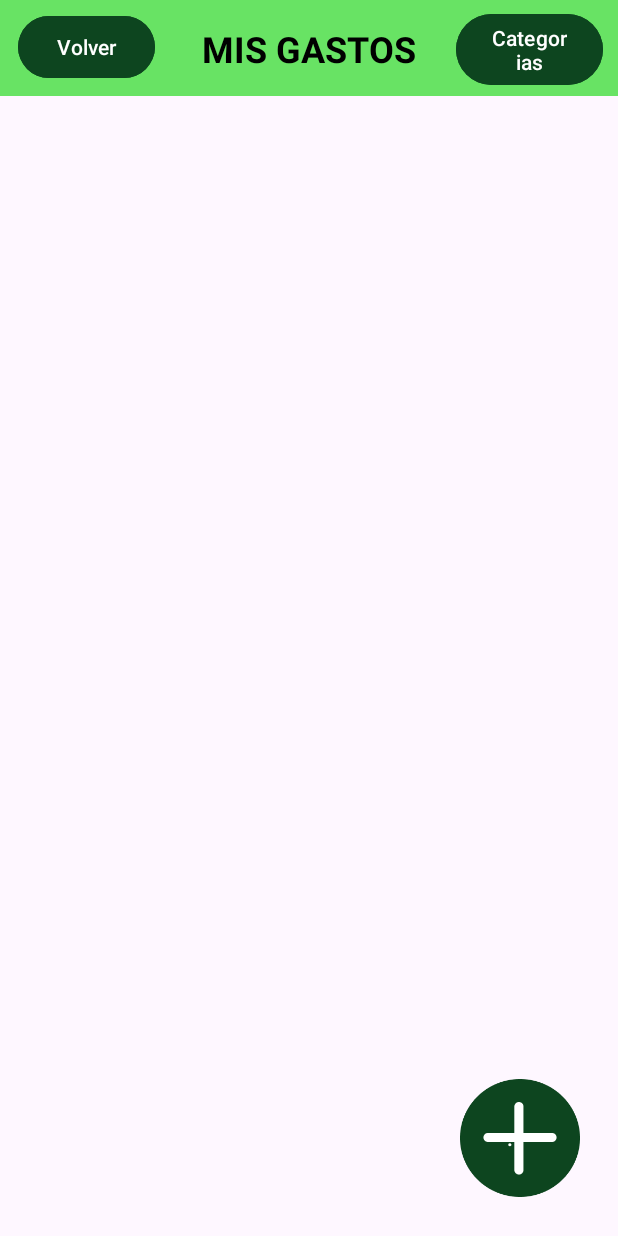
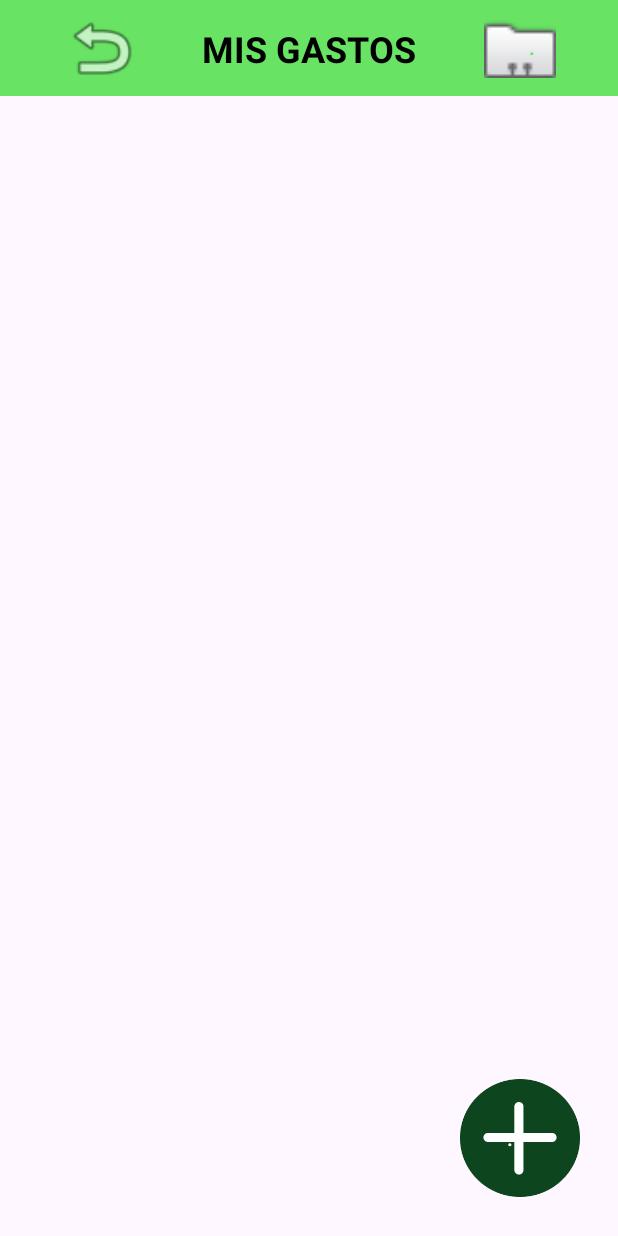
Before and after one commit to cristoferOrdonez/FinancePal, an Android app: the Gastos screen opened directly, with no data from a screen before it, on a phone screen of 412 x 824 dp. Run offline under Robolectric (Android 15) with nearby library versions, the phone set to English and light mode, and no system bars.

Commit message:
agregué función para que el nombre de la categoría no se repita, agregue que no se saliera de la activity si se modifica un gasto/categoria y hay algun error, aregue iconos de atras en categorias de gasto

```diff
--- a/app/src/main/java/com/example/financepal/AgregarGasto.java
+++ b/app/src/main/java/com/example/financepal/AgregarGasto.java
@@ -108,18 +108,18 @@ public class AgregarGasto extends AppCompatActivity {
             usuario.setIdprioridad(((UsuarioPrioridadesGasto)spinnerPrioridadGasto.getSelectedItem()).getIdprioridad());
             usuario.setMontogasto(Integer.parseInt(monto.getText().toString()));
             usuario.setRecurrenciagasto(Integer.parseInt(recurrencia.getText().toString()));
-            if(nombre.getText().toString().isEmpty()||monto.getText().toString().isEmpty()||recurrencia.getText().toString().isEmpty()){
-                Toast.makeText(this,"Por favor llene todos los campos",Toast.LENGTH_LONG).show();
+            if(nombre.getText().toString().isBlank()||nombre.getText().toString().isEmpty()||monto.getText().toString().isEmpty()||recurrencia.getText().toString().isEmpty()){
+                Toast.makeText(this,"Por favor llene todos los campos",Toast.LENGTH_SHORT).show();
             }
             else{
                 boolean res= db.editarGasto(usuario);
                 if (res) {
                     Toast.makeText(this, "Se ha modificado el gasto.", Toast.LENGTH_SHORT).show();
+                    cambiaraAtras(view);
                 } else {
                     Toast.makeText(this, "Error al modificar el gasto.", Toast.LENGTH_SHORT).show();
                 }
             }
-            cambiaraAtras(view);
         }
         catch(NumberFormatException e){
             Toast.makeText(this, "Ingrese todos los campos.", Toast.LENGTH_SHORT).show();
--- a/app/src/main/java/com/example/financepal/CategoriasGasto.java
+++ b/app/src/main/java/com/example/financepal/CategoriasGasto.java
@@ -202,6 +202,5 @@ public class CategoriasGasto extends AppCompatActivity {
         miIntent.putExtra("correoElectronico", correoElectronicoS);
         miIntent.putExtra("funcionBoton", "Crear");
         startActivity(miIntent);
-        finishAffinity();
     }
 }
--- a/app/src/main/res/layout/activity_agregar_gasto.xml
+++ b/app/src/main/res/layout/activity_agregar_gasto.xml
@@ -81,14 +81,15 @@
 
     <Spinner
         android:id="@+id/spinnerCategoriaGasto"
+        style="@android:style/Widget.DeviceDefault.Light.Spinner"
         android:layout_width="270dp"
+
         android:layout_height="wrap_content"
-
         android:layout_marginTop="16dp"
         android:background="@drawable/spinner1"
         android:dropDownWidth="wrap_content"
+        android:dropDownSelector="@android:drawable/arrow_down_float"
         android:gravity="center_vertical"
-        android:popupBackground="@drawable/spinner1"
         app:layout_constraintEnd_toEndOf="parent"
         app:layout_constraintStart_toStartOf="parent"
         app:layout_constraintTop_toBottomOf="@+id/editTextMontoCrearModificarIGastos" />
@@ -102,7 +103,6 @@
         android:background="@drawable/spinner1"
         android:dropDownWidth="wrap_content"
         android:gravity="center_vertical"
-        android:popupBackground="@color/Gris"
         app:layout_constraintEnd_toEndOf="parent"
         app:layout_constraintStart_toStartOf="parent"
         app:layout_constraintTop_toBottomOf="@+id/spinnerCategoriaGasto" />
--- a/app/src/main/res/layout/activity_gastos.xml
+++ b/app/src/main/res/layout/activity_gastos.xml
@@ -36,34 +36,6 @@
             app:layout_constraintStart_toStartOf="@+id/recuadroSuperiorCategGastos"
             app:layout_constraintTop_toTopOf="parent" />
 
-        <Button
-            android:id="@+id/botonVolver"
-            android:layout_width="91dp"
-            android:layout_height="49dp"
-            android:backgroundTint="@color/verdeOscuro"
-            android:onClick="cambiarAPantallaPrincipal"
-            android:text="Volver"
-            android:textColor="@color/white"
-            app:layout_constraintBottom_toBottomOf="@+id/recuadroSuperiorCategGastos"
-            app:layout_constraintEnd_toStartOf="@+id/tituloSuperiorCategGastos"
-            app:layout_constraintHorizontal_bias="0.275"
-            app:layout_constraintStart_toStartOf="parent"
-            app:layout_constraintTop_toTopOf="parent"
-            app:layout_constraintVertical_bias="0.47" />
-
-        <Button
-            android:id="@+id/botonCategoriasGasto"
-            android:layout_width="98dp"
-            android:layout_height="55dp"
-            android:layout_marginTop="5dp"
-            android:layout_marginEnd="10dp"
-            android:backgroundTint="@color/verdeOscuro"
-            android:onClick="cambiarACategoriaGastos"
-            android:text="Categorias"
-            android:textColor="@color/white"
-            app:layout_constraintEnd_toEndOf="parent"
-            app:layout_constraintTop_toTopOf="parent" />
-
         <ListView
             android:id="@+id/listViewGastosu"
             android:layout_width="382dp"
@@ -98,6 +70,65 @@
             app:layout_constraintEnd_toEndOf="parent"
             tools:visibility="visible" />
 
+        <ImageView
+            android:id="@+id/imageView"
+            android:layout_width="86dp"
+            android:layout_height="53dp"
+            android:layout_marginTop="8dp"
+            app:layout_constraintBottom_toBottomOf="@+id/botonVolver"
+            app:layout_constraintEnd_toStartOf="@+id/tituloSuperiorCategGastos"
+            app:layout_constraintStart_toStartOf="@+id/recuadroSuperiorCategGastos"
+            app:layout_constraintTop_toTopOf="parent"
+            app:srcCompat="@android:drawable/ic_menu_revert" />
+
+        <Button
+            android:id="@+id/botonVolver"
+            android:layout_width="97dp"
+            android:layout_height="46dp"
+            android:background="@android:color/transparent"
+            android:backgroundTint="@color/verdeOscuro"
+            android:onClick="cambiarAPantallaPrincipal"
+            android:text="."
+            android:textColor="@color/verdeClaro"
+            app:backgroundTint="@android:color/transparent"
+            app:layout_constraintBottom_toBottomOf="@+id/recuadroSuperiorCategGastos"
+            app:layout_constraintEnd_toStartOf="@+id/tituloSuperiorCategGastos"
+            app:layout_constraintHorizontal_bias="0.178"
+            app:layout_constraintStart_toStartOf="parent"
+            app:layout_constraintTop_toTopOf="parent"
+            app:layout_constraintVertical_bias="0.555" />
+
+        <ImageView
+            android:id="@+id/imageView2"
+            android:layout_width="68dp"
+            android:layout_height="48dp"
+            android:layout_marginTop="4dp"
+            app:layout_constraintEnd_toEndOf="parent"
+            app:layout_constraintHorizontal_bias="0.526"
+            app:layout_constraintStart_toEndOf="@+id/tituloSuperiorCategGastos"
+            app:layout_constraintTop_toTopOf="parent"
+            app:srcCompat="@android:drawable/sym_contact_card" />
+
+        <Button
+            android:id="@+id/botonCategoriasGasto"
+            android:layout_width="98dp"
+            android:layout_height="55dp"
+            android:layout_marginTop="4dp"
+            android:layout_marginEnd="8dp"
+            android:layout_marginBottom="5dp"
+            android:background="@android:color/transparent"
+            android:backgroundTint="@color/verdeOscuro"
+            android:onClick="cambiarACategoriaGastos"
+            android:text="."
+            android:textColor="@color/verdeClaro"
+            app:backgroundTint="@android:color/transparent"
+            app:layout_constraintBottom_toBottomOf="@+id/recuadroSuperiorCategGastos"
+            app:layout_constraintEnd_toEndOf="parent"
+            app:layout_constraintHorizontal_bias="1.0"
+            app:layout_constraintStart_toEndOf="@+id/tituloSuperiorCategGastos"
+            app:layout_constraintTop_toTopOf="parent"
+            app:layout_constraintVertical_bias="1.0" />
+
     </androidx.constraintlayout.widget.ConstraintLayout>
 
 </LinearLayout>
```
Also changed, not shown: app/src/main/java/com/example/financepal/AgregarCategoriaGasto.java (+44 -5 lines), app/src/main/java/com/example/financepal/db/DbGastos.java (+11 -0 lines), app/src/main/res/layout/activity_categorias_gasto.xml (+27 -15 lines).
